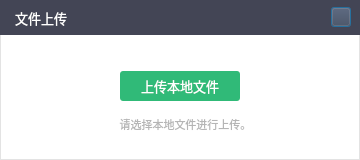
The window that SoftTerminal/forms/STCloudUploadFile.ui (sunpu/softterminal) describes before a commit, drawn with Qt 5.
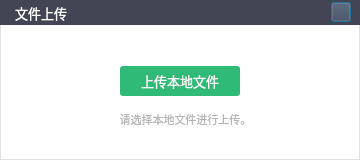
The same window after the commit. Icons and pictures are not drawn.

Diff of the .ui file:
```diff
--- a/SoftTerminal/forms/STCloudUploadFile.ui
+++ b/SoftTerminal/forms/STCloudUploadFile.ui
@@ -55,13 +55,13 @@
      <property name="minimumSize">
       <size>
        <width>0</width>
-       <height>35</height>
+       <height>25</height>
       </size>
      </property>
      <property name="maximumSize">
       <size>
        <width>16777215</width>
-       <height>35</height>
+       <height>25</height>
       </size>
      </property>
      <property name="styleSheet">
```
